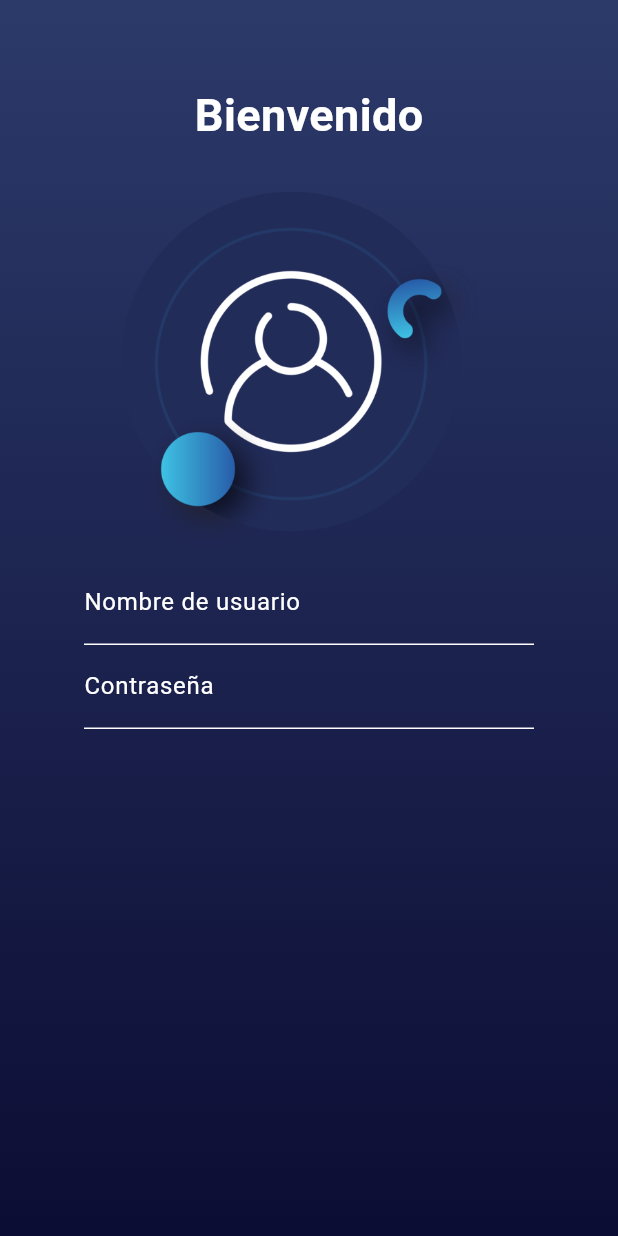
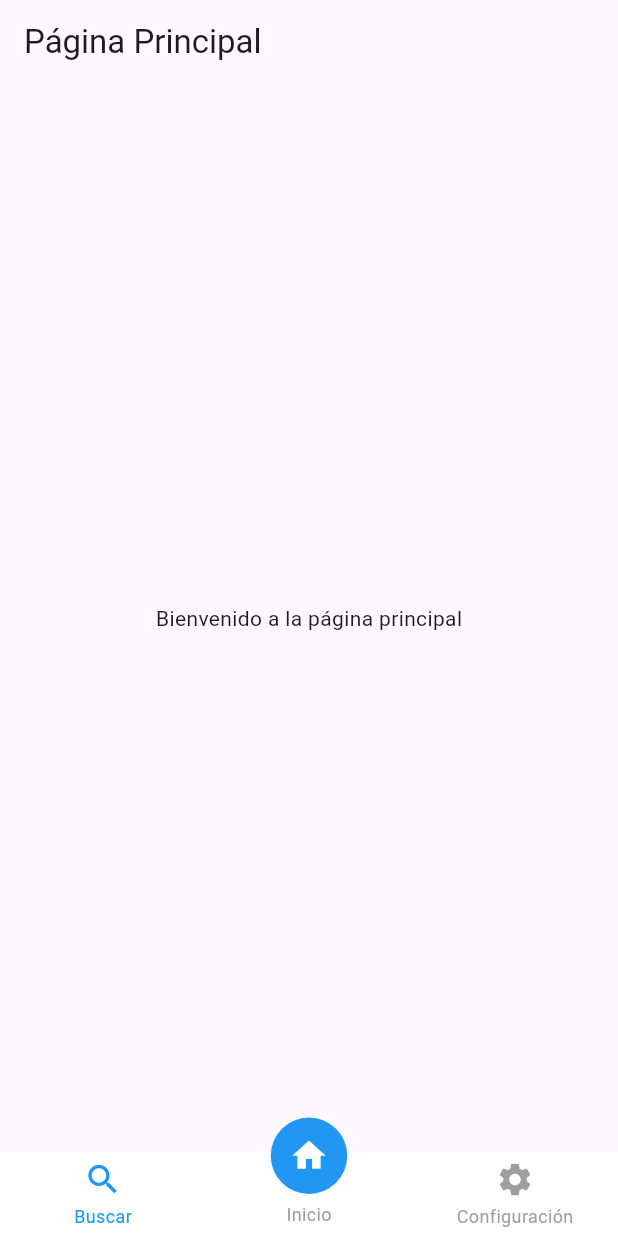
Before and after one commit to Diegdary/CryptoSportBetting, a Flutter app: the screen it shows after launch, on a phone screen of 412 x 824 dp. Run offline on Flutter 3.47's test engine with Material 3 defaults, Android fonts, the phone set to English and light mode, and no system bars; drawn by our look-alikes of persistent_bottom_nav_bar.

Commit message:
navegacion pero con un error

```diff
--- a/lib/Screens/home.dart
+++ b/lib/Screens/home.dart
@@ -1 +1,17 @@
 import 'package:flutter/material.dart';
+
+class Home extends StatelessWidget {
+  const Home({Key? key}) : super(key: key);
+
+  @override
+  Widget build(BuildContext context) {
+    return Scaffold(
+      appBar: AppBar(
+        title: Text('Página Principal'),
+      ),
+      body: Center(
+        child: Text('Bienvenido a la página principal'),
+      ),
+    );
+  }
+}
--- a/lib/main.dart
+++ b/lib/main.dart
@@ -1,6 +1,5 @@
 import 'package:flutter/material.dart';
 import 'package:apuestas/widgets/Myapp.dart';
-import 'package:persistent_bottom_nav_bar/persistent_tab_view.dart';
 
 void main() {
   runApp(const MyApp());
--- a/lib/widgets/Myapp.dart
+++ b/lib/widgets/Myapp.dart
@@ -1,31 +1,69 @@
 import 'package:flutter/material.dart';
+import 'package:persistent_bottom_nav_bar/persistent_tab_view.dart';
+import '../Screens/Myhomepage.dart';
 import '../Screens/home.dart';
-import '../Screens/Myhomepage.dart';
-import 'package:persistent_bottom_nav_bar/persistent_tab_view.dart';
+import '../Screens/config.dart';
+
 
 class MyApp extends StatelessWidget {
   const MyApp({super.key});
 
-  // This widget is the root of your application.
   @override
   Widget build(BuildContext context) {
-    debugShowCheckedModeBanner:
-    false;
+    PersistentTabController _controller = PersistentTabController(initialIndex: 0);
+
+    List<Widget> _buildScreens() {
+      return [
+         const Home(),
+         const MyHomePage(title: 'Flutter Demo Home Page'),
+         const ConfigScreen(),
+
+      ];
+    }
+
+    List<PersistentBottomNavBarItem> _navBarsItems() {
+    return [
+
+    PersistentBottomNavBarItem(
+      icon: Icon(Icons.search),
+      title: ("Buscar"),
+      activeColorPrimary: Colors.blue,
+      inactiveColorPrimary: Colors.grey,
+    ),
+     PersistentBottomNavBarItem(
+      icon: Icon(Icons.home),
+      title: ("Inicio"),
+      activeColorPrimary: Colors.blue,
+      inactiveColorPrimary: Colors.grey,
+    ),
+   PersistentBottomNavBarItem(
+  icon: Icon(Icons.settings),
+  title: ("Configuración"),
+  activeColorPrimary: Colors.blue,
+  inactiveColorPrimary: Colors.grey,
+),
+
+  ];
+    }
+
     return MaterialApp(
       title: 'Flutter Demo',
       theme: ThemeData(
-        // This is the theme of your application.
-        //
-        // Try running your application with "flutter run". You'll see the
-        // application has a blue toolbar. Then, without quitting the app, try
-        // changing the primarySwatch below to Colors.green and then invoke
-        // "hot reload" (press "r" in the console where you ran "flutter run",
-        // or simply save your changes to "hot reload" in a Flutter IDE).
-        // Notice that the counter didn't reset back to zero; the application
-        // is not restarted.
         primarySwatch: Colors.blue,
       ),
-      home: const MyHomePage(title: 'Flutter Demo Home Pageee'),
+      home: PersistentTabView(
+        context,
+        controller: _controller,
+        screens: _buildScreens(),
+        items: _navBarsItems(),
+        confineInSafeArea: true,
+        backgroundColor: Colors.white,
+        handleAndroidBackButtonPress: true,
+        resizeToAvoidBottomInset: true,
+        stateManagement: true,
+        hideNavigationBarWhenKeyboardShows: true,
+        navBarStyle: NavBarStyle.style15,
+      ),
     );
   }
 }
```
Also changed, not shown: lib/Screens/config.dart (added, +46 -0 lines).
